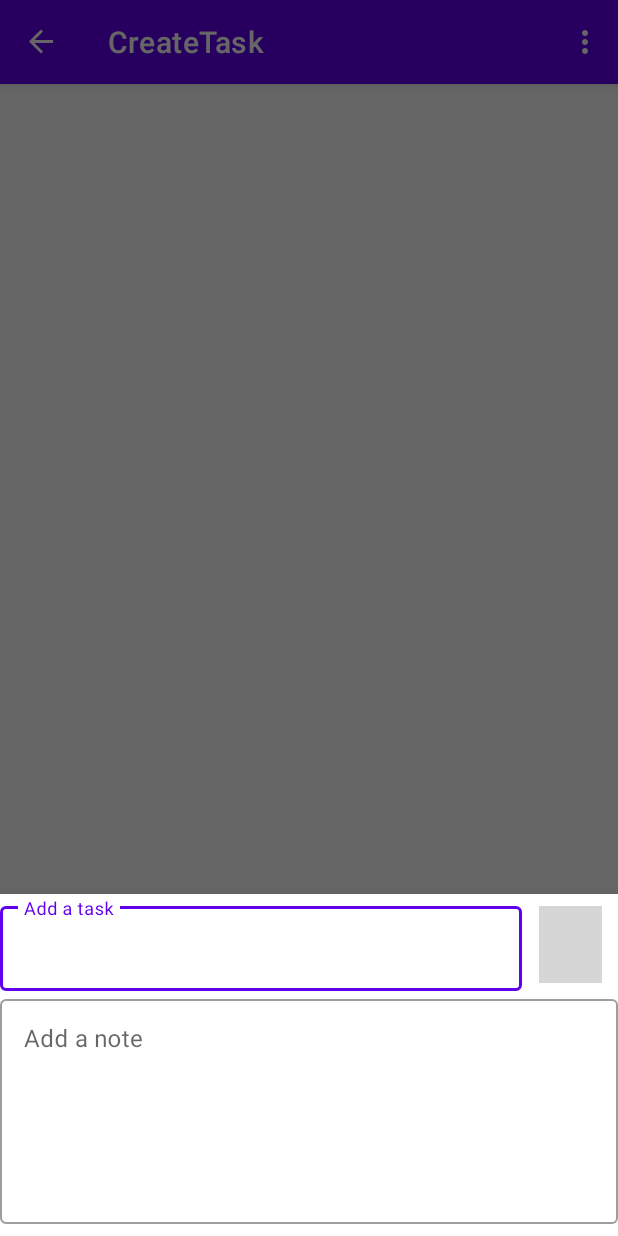
After one commit to Ibrahim-FJ/ToDoList, an Android app: the CreateTask screen opened through its navigation route, on a phone screen of 412 x 824 dp. The commit adds this screen. Run offline under Robolectric (Android 15) with nearby library versions, the phone set to English and light mode, and no system bars; our stand-ins replace data binding, navigation-ui; grey boxes are pictures that could not be loaded.

Commit message:
Design create task screen

```diff
--- /dev/null
+++ b/app/src/main/java/com/example/todolist/CreateTask.kt
@@ -0,0 +1,39 @@
+package com.example.todolist
+
+import android.os.Bundle
+import androidx.fragment.app.Fragment
+import android.view.LayoutInflater
+import android.view.View
+import android.view.ViewGroup
+import androidx.databinding.DataBindingUtil
+import com.example.todolist.databinding.TasksScreenBinding
+import com.google.android.material.bottomsheet.BottomSheetDialogFragment
+
+
+class CreateTask : BottomSheetDialogFragment() {
+
+    private var _binding: TasksScreenBinding? = null
+    val binding get() = _binding
+
+    override fun onCreate(savedInstanceState: Bundle?) {
+        super.onCreate(savedInstanceState)
+    }
+
+
+    override fun onCreateView(
+        inflater: LayoutInflater,
+        container: ViewGroup?,
+        savedInstanceState: Bundle?
+    ): View? = inflater.inflate(R.layout.create_task, container, false)
+
+    override fun onViewCreated(view: View, savedInstanceState: Bundle?) {
+        super.onViewCreated(view, savedInstanceState)
+    }
+
+
+    override fun onDestroy() {
+        super.onDestroy()
+        _binding = null
+    }
+
+}
--- a/app/src/main/java/com/example/todolist/TasksScreen.kt
+++ b/app/src/main/java/com/example/todolist/TasksScreen.kt
@@ -5,10 +5,13 @@ import android.os.Bundle
 import android.view.*
 import androidx.databinding.DataBindingUtil
 import androidx.fragment.app.Fragment
+import androidx.fragment.app.activityViewModels
+import androidx.navigation.fragment.findNavController
 import com.example.todolist.databinding.TasksScreenBinding
 
 
 class TasksScreen : Fragment() {
+
     private var _binding: TasksScreenBinding? = null
     val binding get() = _binding
 
@@ -28,7 +31,11 @@ class TasksScreen : Fragment() {
     }
 
     override fun onViewCreated(view: View, savedInstanceState: Bundle?) {
-        super.onViewCreated(view, savedInstanceState)
+
+        binding?.apply {
+            taskScreenFragment = this@TasksScreen
+            lifecycleOwner = viewLifecycleOwner
+        }
     }
 
 
@@ -46,4 +53,10 @@ class TasksScreen : Fragment() {
         return super.onOptionsItemSelected(item)
     }
 
+    fun goToNextScreen() {
+        findNavController().navigate(R.id.action_tasksScreen_to_createTask)
+
+    }
+
+
 }
--- /dev/null
+++ b/app/src/main/java/com/example/todolist/adapter/TasksAdapter.kt
@@ -0,0 +1,30 @@
+package com.example.todolist.adapter
+
+import android.content.Context
+import android.view.View
+import android.view.ViewGroup
+import android.widget.RadioButton
+import androidx.recyclerview.widget.RecyclerView
+import com.example.todolist.R
+
+class TasksAdapter(private val context: Context?) : RecyclerView.Adapter<TasksAdapter.TaskViewHolder> () {
+
+
+    class TaskViewHolder(view: View?): RecyclerView.ViewHolder(view!!) {
+
+    }
+
+    override fun onCreateViewHolder(parent: ViewGroup, viewType: Int): TaskViewHolder {
+        TODO("Not yet implemented")
+    }
+
+    override fun onBindViewHolder(holder: TaskViewHolder, position: Int) {
+        TODO("Not yet implemented")
+    }
+
+    override fun getItemCount(): Int {
+        TODO("Not yet implemented")
+    }
+
+
+}
--- /dev/null
+++ b/app/src/main/java/com/example/todolist/data/DataSource.kt
@@ -0,0 +1,7 @@
+package com.example.todolist.data
+
+import com.example.todolist.model.Task
+
+object DataSource {
+
+}
--- /dev/null
+++ b/app/src/main/java/com/example/todolist/model/Task.kt
@@ -0,0 +1,10 @@
+package com.example.todolist.model
+
+import java.util.*
+
+data class Task(
+                var taskTitle: String,
+                var taskDate: Date,
+                var isRead: Boolean,
+                var isFavorite: Boolean
+                )
--- a/app/src/main/res/layout/activity_main.xml
+++ b/app/src/main/res/layout/activity_main.xml
@@ -1,10 +1,20 @@
 <?xml version="1.0" encoding="utf-8"?>
-<androidx.constraintlayout.widget.ConstraintLayout xmlns:android="http://schemas.android.com/apk/res/android"
+<layout xmlns:android="http://schemas.android.com/apk/res/android"
     xmlns:app="http://schemas.android.com/apk/res-auto"
-    xmlns:tools="http://schemas.android.com/tools"
+    xmlns:tools="http://schemas.android.com/tools">
+
+    <data>
+
+
+    </data>
+
+    <androidx.constraintlayout.widget.ConstraintLayout
         android:layout_width="match_parent"
         android:layout_height="match_parent"
-    tools:context=".MainActivity">
+        tools:context=".MainActivity"
+        android:id="@+id/main_activity"
+        >
+
 
         <androidx.fragment.app.FragmentContainerView
             android:id="@+id/fragment_container_mainActivity"
@@ -18,17 +28,6 @@
             app:layout_constraintTop_toTopOf="parent"
             app:navGraph="@navigation/nav_graph" />
 
-    <com.google.android.material.floatingactionbutton.FloatingActionButton
-        android:id="@+id/add_task_floating_button"
-        android:layout_width="wrap_content"
-        android:layout_height="wrap_content"
-        android:layout_marginEnd="16dp"
-        android:layout_marginBottom="16dp"
-        android:clickable="true"
-        app:layout_constraintBottom_toBottomOf="parent"
-        app:layout_constraintEnd_toEndOf="parent"
-        app:srcCompat="@drawable/ic_baseline_add_24"
-        tools:ignore="SpeakableTextPresentCheck" />
-
 
     </androidx.constraintlayout.widget.ConstraintLayout>
+</layout>
--- /dev/null
+++ b/app/src/main/res/layout/create_task.xml
@@ -0,0 +1,86 @@
+<?xml version="1.0" encoding="utf-8"?>
+
+
+<layout xmlns:android="http://schemas.android.com/apk/res/android"
+    xmlns:app="http://schemas.android.com/apk/res-auto"
+    xmlns:tools="http://schemas.android.com/tools">
+
+    <data>
+
+    </data>
+
+    <androidx.coordinatorlayout.widget.CoordinatorLayout
+        android:layout_width="match_parent"
+        android:layout_height="wrap_content"
+        style="?attr/bottomSheetStyle"
+        app:layout_behavior="com.google.android.material.bottomsheet.BottomSheetBehavior">
+
+
+
+        <androidx.constraintlayout.widget.ConstraintLayout
+            android:id="@+id/standard_bottom_sheet"
+            android:layout_width="match_parent"
+            android:layout_height="wrap_content">
+
+            <ImageView
+                android:id="@+id/imageView"
+                android:layout_width="42dp"
+                android:layout_height="51dp"
+                android:layout_marginTop="8dp"
+                app:layout_constraintEnd_toEndOf="parent"
+                app:layout_constraintStart_toEndOf="@+id/task_title"
+                app:layout_constraintTop_toTopOf="parent"
+                app:srcCompat="@drawable/ic_baseline_edit_calendar_24" />
+
+            <com.google.android.material.textfield.TextInputLayout
+                android:id="@+id/task_title"
+                style="@style/Widget.MaterialComponents.TextInputLayout.OutlinedBox"
+                android:layout_width="348dp"
+                android:layout_height="wrap_content"
+                android:hint="Add a task"
+                android:inputType="textMultiLine"
+                app:layout_constraintBottom_toBottomOf="@+id/imageView"
+                app:layout_constraintStart_toStartOf="parent"
+                app:layout_constraintTop_toTopOf="@+id/imageView"
+                tools:ignore="SpeakableTextPresentCheck">
+
+                <com.google.android.material.textfield.TextInputEditText
+                    android:id="@+id/task_title_text_field"
+                    android:layout_width="match_parent"
+                    android:layout_height="wrap_content"
+                    android:layout_marginTop="20dp"
+                    tools:layout_editor_absoluteX="-77dp"
+                    tools:layout_editor_absoluteY="6dp" />
+            </com.google.android.material.textfield.TextInputLayout>
+
+
+            <com.google.android.material.textfield.TextInputLayout
+                android:id="@+id/task_description"
+                style="@style/Widget.MaterialComponents.TextInputLayout.OutlinedBox"
+                android:layout_width="match_parent"
+                android:layout_height="wrap_content"
+                android:layout_marginBottom="8dp"
+                android:hint="Add a note"
+                android:inputType="textMultiLine"
+                app:layout_constraintBottom_toBottomOf="parent"
+                app:layout_constraintStart_toStartOf="parent"
+                app:layout_constraintTop_toBottomOf="@id/task_title"
+                tools:ignore="SpeakableTextPresentCheck">
+
+                <com.google.android.material.textfield.TextInputEditText
+                    android:id="@+id/task_description_text_field"
+                    android:layout_width="match_parent"
+                    android:layout_height="150dp"
+                    android:layout_marginTop="20dp"
+                    android:gravity="start|top"
+                    tools:layout_editor_absoluteX="-77dp"
+                    tools:layout_editor_absoluteY="6dp" />
+            </com.google.android.material.textfield.TextInputLayout>
+
+
+
+        </androidx.constraintlayout.widget.ConstraintLayout>
+
+    </androidx.coordinatorlayout.widget.CoordinatorLayout>
+
+</layout>
--- a/app/src/main/res/layout/task_item.xml
+++ b/app/src/main/res/layout/task_item.xml
@@ -15,7 +15,7 @@
         app:layout_constraintTop_toTopOf="parent">
 
         <RadioButton
-            android:id="@+id/radioButton"
+            android:id="@+id/read_task_screen_task"
             android:layout_width="match_parent"
             android:layout_height="wrap_content" />
     </RadioGroup>
--- a/app/src/main/res/layout/tasks_screen.xml
+++ b/app/src/main/res/layout/tasks_screen.xml
@@ -4,7 +4,9 @@
     xmlns:tools="http://schemas.android.com/tools">
 
     <data>
-
+        <variable
+            name="taskScreenFragment"
+            type="com.example.todolist.TasksScreen" />
     </data>
 
     <androidx.constraintlayout.widget.ConstraintLayout
@@ -13,6 +15,17 @@
         tools:context=".TasksScreen">
 
 
+        <com.google.android.material.floatingactionbutton.FloatingActionButton
+            android:id="@+id/floatingActionButton"
+            android:layout_width="wrap_content"
+            android:layout_height="wrap_content"
+            android:layout_marginEnd="16dp"
+            android:layout_marginBottom="16dp"
+            android:clickable="true"
+            android:onClickListener="@{() -> taskScreenFragment.goToNextScreen()}"
+            android:src="@drawable/ic_baseline_add_24"
+            app:layout_constraintBottom_toBottomOf="parent"
+            app:layout_constraintEnd_toEndOf="parent" />
 
         <androidx.recyclerview.widget.RecyclerView
             android:id="@+id/tasks_recyclerView"
@@ -24,7 +37,5 @@
             app:layout_constraintTop_toTopOf="parent" />
 
 
-
-
     </androidx.constraintlayout.widget.ConstraintLayout>
 </layout>
--- a/app/src/main/res/navigation/nav_graph.xml
+++ b/app/src/main/res/navigation/nav_graph.xml
@@ -11,9 +11,24 @@
         <action
             android:id="@+id/action_tasksScreen_to_taskDetailsScreen"
             app:destination="@id/taskDetailsScreen" />
+        <action
+            android:id="@+id/action_tasksScreen_to_createTask"
+            app:destination="@id/createTask" />
     </fragment>
     <fragment
         android:id="@+id/taskDetailsScreen"
         android:name="com.example.todolist.TaskDetailsScreen"
-        android:label="TaskDetailsScreen" />
+        android:label="TaskDetailsScreen" >
+        <action
+            android:id="@+id/action_taskDetailsScreen_to_tasksScreen"
+            app:destination="@id/tasksScreen" />
+    </fragment>
+    <dialog
+        android:id="@+id/createTask"
+        android:name="com.example.todolist.CreateTask"
+        android:label="CreateTask" >
+        <action
+            android:id="@+id/action_createTask_to_tasksScreen"
+            app:destination="@id/tasksScreen" />
+    </dialog>
 </navigation>
--- a/app/src/main/res/values/themes.xml
+++ b/app/src/main/res/values/themes.xml
@@ -13,4 +13,6 @@
         <item name="android:statusBarColor" tools:targetApi="l">?attr/colorPrimaryVariant</item>
         <!-- Customize your theme here. -->
     </style>
+
+
 </resources>
```
Also changed, not shown: app/src/main/java/com/example/todolist/MainActivity.kt (+7 -0 lines). Lines whose indentation alone changed are shown as unchanged.
